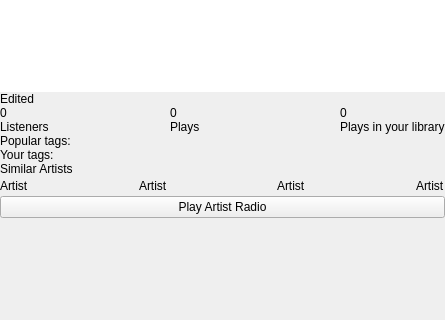
lastfm/lastfm-desktop, file app/client/Widgets/MetadataWidget.ui: the form before one commit; both pictures show x 0 to 445 and y 270 to 590 of the 445 by 590 pixel window.
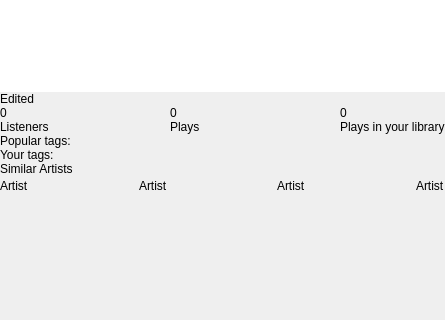
The form after the commit. The open tabs and pages were chosen to show the change. Custom widgets are drawn as their Qt base class.

Commit message: Updating Mac OSX build on EL Capitan: - Upgrading sparkle dependency - Removing references to radio, which is no longer supported - Removing VLC plugin

What changed in the file:
```diff
--- a/app/client/Widgets/MetadataWidget.ui
+++ b/app/client/Widgets/MetadataWidget.ui
@@ -542,13 +542,6 @@
                 </layout>
                </widget>
               </item>
-              <item>
-               <widget class="PlayableItemWidget" name="radio">
-                <property name="text">
-                 <string notr="true">Play Artist Radio</string>
-                </property>
-               </widget>
-              </item>
               <item>
                <spacer name="verticalSpacer_2">
                 <property name="orientation">
@@ -617,11 +610,6 @@
    <extends>QTextBrowser</extends>
    <header>../Widgets/BioWidget.h</header>
   </customwidget>
-  <customwidget>
-   <class>PlayableItemWidget</class>
-   <extends>QPushButton</extends>
-   <header>../Widgets/PlayableItemWidget.h</header>
-  </customwidget>
   <customwidget>
    <class>ContextLabel</class>
    <extends>QLabel</extends>
```
The commit also changes 34 other files.
